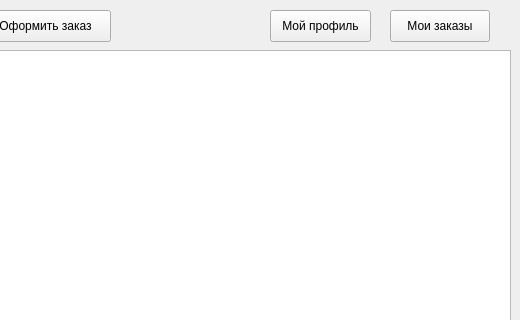
Before: the Qt Designer form app/TourismApp/mainwindow.ui in NousNous111/tourism_app, drawn with Qt 5; both pictures show x 280 to 800 and y 0 to 320 of the 800 by 600 pixel window.
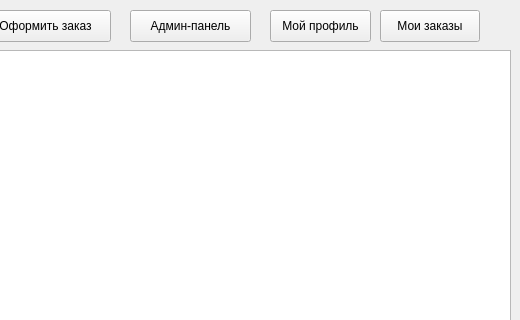
After: the same form once the commit is applied.

Commit message: Add admin dashboard

What changed in the file:
```diff
--- a/app/TourismApp/mainwindow.ui
+++ b/app/TourismApp/mainwindow.ui
@@ -66,7 +66,7 @@
    <widget class="QPushButton" name="myOrdersButton">
     <property name="geometry">
      <rect>
-      <x>670</x>
+      <x>660</x>
       <y>10</y>
       <width>100</width>
       <height>32</height>
@@ -89,6 +89,19 @@
      <string>Мой профиль</string>
     </property>
    </widget>
+   <widget class="QPushButton" name="adminButton">
+    <property name="geometry">
+     <rect>
+      <x>410</x>
+      <y>10</y>
+      <width>121</width>
+      <height>32</height>
+     </rect>
+    </property>
+    <property name="text">
+     <string>Админ-панель</string>
+    </property>
+   </widget>
   </widget>
   <widget class="QMenuBar" name="menubar">
    <property name="geometry">
```
The commit also changes 10 other files.
